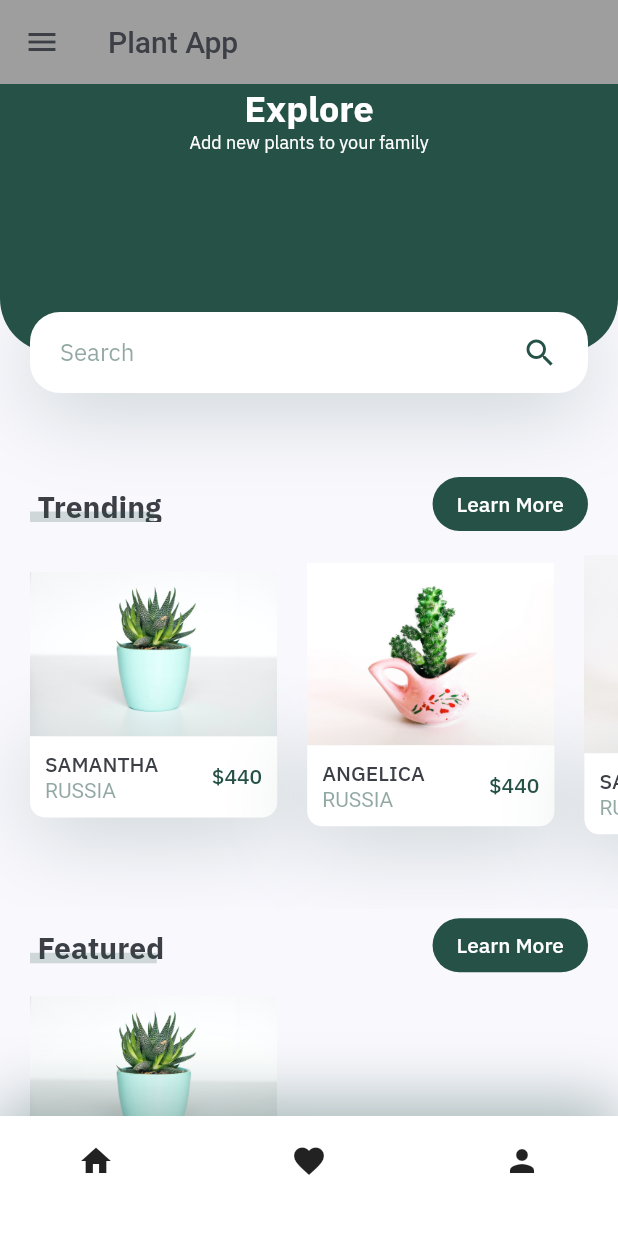
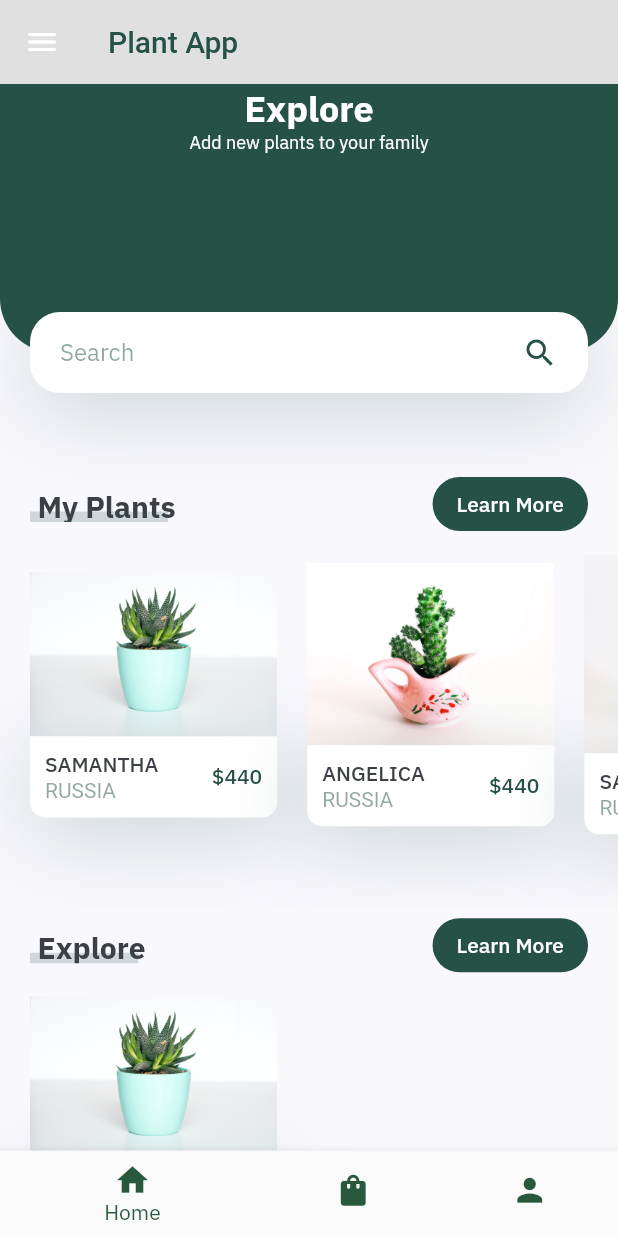
Before and after one commit to KChristelle/plant_project_summative, a Flutter app: the HomePage screen opened directly, on a phone screen of 412 x 824 dp. Run offline on Flutter 3.47's test engine with Material 2 defaults, Android fonts, the phone set to English and light mode, and no system bars; our stand-ins replace google_fonts.

Commit message:
Minor changes

```diff
--- a/lib/screens/home/components/body.dart
+++ b/lib/screens/home/components/body.dart
@@ -17,9 +17,9 @@ class Plants extends StatelessWidget {
         children: <Widget>[
           // covers 20% of our screen
           HeaderWithSearchBox(size: size),
-          TitleWithMoreBtn(title: "Trending", press: () {}),
+          TitleWithMoreBtn(title: "My Plants", press: () {}),
           RecomendsPlants(),
-          TitleWithMoreBtn(title: "Featured", press: () {}),
+          TitleWithMoreBtn(title: "Explore", press: () {}),
           FeaturedPlants(),
           SizedBox(height: kDefaultPadding),
         ],
--- a/lib/screens/home/homePage.dart
+++ b/lib/screens/home/homePage.dart
@@ -13,6 +13,19 @@ class HomePage extends StatefulWidget {
 }
 
 class _HomePageState extends State<HomePage> {
+  int _selectedIndex = 0;
+
+  void _onItemTapped(int index) {
+    setState(() {
+      // This call to setState tells the Flutter framework that something has
+      // changed in this State, which causes it to rerun the build method below
+      // so that the display can reflect the updated values. If we changed
+      // _counter without calling setState(), then the build method would not be
+      // called again, and so nothing would appear to happen.
+      _selectedIndex = index;
+    });
+  }
+
   @override
   Widget build(BuildContext context) {
     // This method is rerun every time setState is called, for instance as done
@@ -37,16 +50,9 @@ class _HomePageState extends State<HomePage> {
       // the App.build method, and use it to set our appbar title.
       title: Text(
         "Plant App",
-        style: TextStyle(color: kTextColor),
+        style: TextStyle(color: kPrimaryColor),
       ),
-      leading: IconButton(
-        icon: Icon(
-          Icons.menu,
-          color: kTextColor,
-        ),
-        onPressed: () {},
-      ),
-      backgroundColor: Colors.grey,
+      backgroundColor: Colors.grey[300],
     );
   }
 
@@ -80,22 +86,7 @@ class _HomePageState extends State<HomePage> {
               currentAccountPicture: CircleAvatar(
                 backgroundImage: AssetImage("assets/avatar.webp"),
               ),
-                otherAccountsPictures: [
-                  CircleAvatar(
-                    backgroundColor: darkyellow,
-                    child: Text(
-                      "A",
-                      style: TextStyle(color: kPrimaryColor, fontSize: 25),
             ),
-                  ),
-                  CircleAvatar(
-                    backgroundColor: darkyellow,
-                    child: Text(
-                      "B",
-                      style: TextStyle(color: kPrimaryColor, fontSize: 25),
-                    ),
-                  )
-                ]),
             ListTile(
               contentPadding: EdgeInsets.fromLTRB(25.0, 0.0, 30.0, 0.0),
               leading: Icon(
@@ -164,26 +155,6 @@ class _HomePageState extends State<HomePage> {
             ListTile(
               contentPadding: EdgeInsets.fromLTRB(25.0, 0.0, 30.0, 0.0),
               leading: Icon(
-                Icons.border_color,
-                color: kBackgroundColor,
-              ),
-              title: Text(
-                'Feedback',
-                style: TextStyle(color: kBackgroundColor),
-              ),
-              trailing: Icon(
-                Icons.info_rounded,
-                color: darkyellow,
-              ),
-            ),
-            Divider(
-              indent: 80.0,
-              endIndent: 30.0,
-              color: kBackgroundColor,
-            ),
-            ListTile(
-              contentPadding: EdgeInsets.fromLTRB(25.0, 0.0, 30.0, 0.0),
-              leading: Icon(
                 Icons.exit_to_app_outlined,
                 color: kBackgroundColor,
               ),
@@ -223,41 +194,29 @@ class _HomePageState extends State<HomePage> {
     );
   }
 
-  Container buildBottomNavigationBar() {
-    return Container(
-      padding: EdgeInsets.only(
-        left: kDefaultPadding * 2,
-        right: kDefaultPadding * 2,
-        bottom: kDefaultPadding,
+  BottomNavigationBar buildBottomNavigationBar() {
+    return BottomNavigationBar(
+      items: <BottomNavigationBarItem>[
+        BottomNavigationBarItem(
+          icon: Icon(Icons.home),
+          label: 'Home',
         ),
-      height: 80,
-      decoration: BoxDecoration(
-        color: Colors.white,
-        boxShadow: [
-          BoxShadow(
-            offset: Offset(0, -10),
-            blurRadius: 35,
-            color: kPrimaryColor.withOpacity(0.38),
+        BottomNavigationBarItem(
+          icon: Icon(Icons.shopping_bag),
+          label: 'My Plants',
+        ),
+        BottomNavigationBarItem(
+          icon: Icon(Icons.person),
+          label: 'Profile',
         ),
       ],
-      ),
-      child: Row(
-        mainAxisAlignment: MainAxisAlignment.spaceBetween,
-        children: <Widget>[
-          IconButton(
-            icon: Icon(Icons.home),
-            onPressed: () {},
-          ),
-          IconButton(
-            icon: Icon(Icons.favorite),
-            onPressed: () {},
-          ),
-          IconButton(
-            icon: Icon(Icons.person),
-            onPressed: () {},
-          ),
-        ],
-      ),
+      type: BottomNavigationBarType.shifting,
+      currentIndex: _selectedIndex,
+      selectedItemColor: darkGreen,
+      unselectedItemColor: darkGreen,
+      iconSize: 25,
+      onTap: _onItemTapped,
+      elevation: 5,
     );
   }
 }
--- a/lib/screens/login/landingPage.dart
+++ b/lib/screens/login/landingPage.dart
@@ -100,9 +100,9 @@ class LandingPage extends StatelessWidget {
                 width: 200,
                 height: 35,
                 child: RaisedButton(
-                  onPressed: null,
-                  textColor: kBackgroundColor,
-                  color: facebookBlue,
+                  onPressed: () {},
+                  textColor: Colors.white,
+                  color: Colors.indigo[800],
                   padding: const EdgeInsets.all(0.0),
                   elevation: 5.0,
                   shape: RoundedRectangleBorder(
@@ -124,21 +124,22 @@ class LandingPage extends StatelessWidget {
 
               Row(
                 mainAxisAlignment: MainAxisAlignment.center,
-                children: [
-                  Padding(
-                    padding: EdgeInsets.symmetric(vertical: 10.0),
-                    child: Container(
-                      child: InkWell(
-                        child: Text(
-                          'Create Account',
-                          style: TextStyle(
-                              fontWeight: FontWeight.bold,
-                              color: darkGreen,
-                              decoration: TextDecoration.underline),
-                        ),
-                      ),
+                children: <Widget>[
+                  TextButton(
+                    onPressed: () {
+                      Navigator.push(
+                          context,
+                          MaterialPageRoute(
+                              builder: (context) => CreateAccount()));
+                    },
+                    child: Text(
+                      'Create Account',
+                      style: TextStyle(
+                          color: darkGreen,
+                          fontSize: 11.0,
+                          fontWeight: FontWeight.bold),
                     ),
-                  )
+                  ),
                 ],
               ),
             ],
```
Lines whose indentation alone changed are shown as unchanged.
